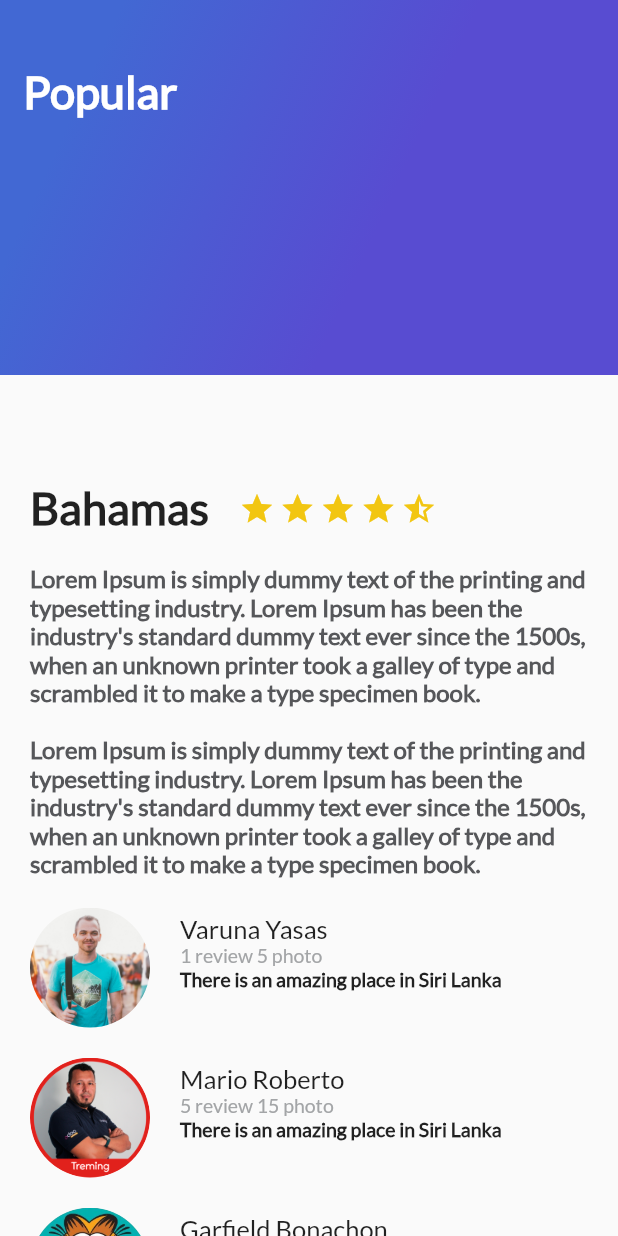
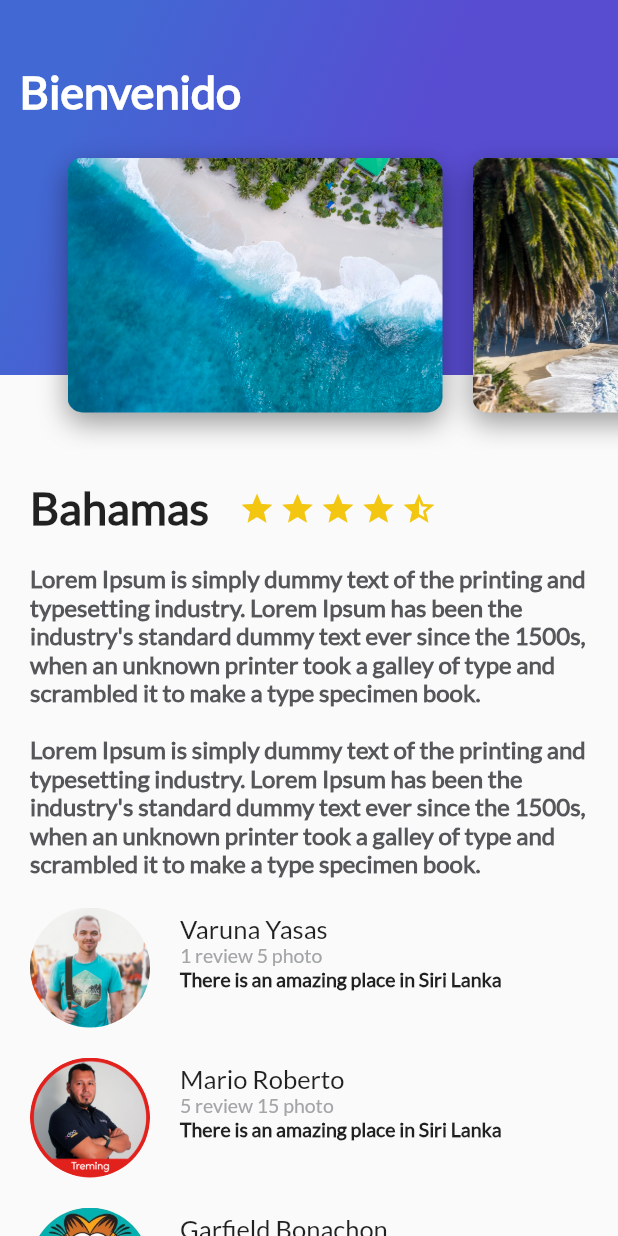
Before and after one commit to mrgomezsv/platzi_trips_app, a Flutter app: the screen it shows after launch, on a phone screen of 412 x 824 dp. Run offline on Flutter 3.47's test engine with Material 2 defaults, Android fonts, the phone set to English and light mode, and no system bars.

Commit message:
se creo header_appbar donde se anido todos los widget del header y se declaro en el main

```diff
--- a/lib/card_image_list.dart
+++ b/lib/card_image_list.dart
@@ -11,11 +11,11 @@ class CardImageList extends StatelessWidget {
           padding: EdgeInsets.all(25.0),
           scrollDirection: Axis.horizontal,
           children: <Widget> [
-            CardImage("assets/img/beatch.jpeg"),
-            CardImage("assets/img/beatch_palm.jpeg"),
+            CardImage("assets/img/beach.jpeg"),
+            CardImage("assets/img/beach_palm.jpeg"),
             CardImage("assets/img/mountain.jpeg"),
             CardImage("assets/img/mountain_stars.jpeg"),
-            CardImage("assets/img/rive.jpeg"),
+            CardImage("assets/img/river.jpeg"),
             CardImage("assets/img/sunset.jpeg"),
           ],
         ),
--- /dev/null
+++ b/lib/header_appbar.dart
@@ -0,0 +1,17 @@
+import 'package:flutter/material.dart';
+import 'gradient_back.dart';
+import 'card_image_list.dart';
+
+class HeaderAppBar extends StatelessWidget {
+  @override
+  Widget build(BuildContext context) {
+    // TODO: implement build
+    return Stack(
+      children: <Widget>[
+        GradientBack("Bienvenido"),
+        CardImageList()
+      ],
+    );
+  }
+
+}
--- a/lib/main.dart
+++ b/lib/main.dart
@@ -2,6 +2,7 @@ import 'package:flutter/material.dart';
 import 'description_place.dart';
 import 'revies_list.dart';
 import 'gradient_back.dart';
+import 'header_appbar.dart';
 
 void main() => runApp(MyApp());
 
@@ -29,7 +30,8 @@ class MyApp extends StatelessWidget {
                 const ReviewList(),
               ],
             ),
-            GradientBack("Popular"),
+            //GradientBack("Popular"),
+            HeaderAppBar()
           ],
         ),
       ),
```
